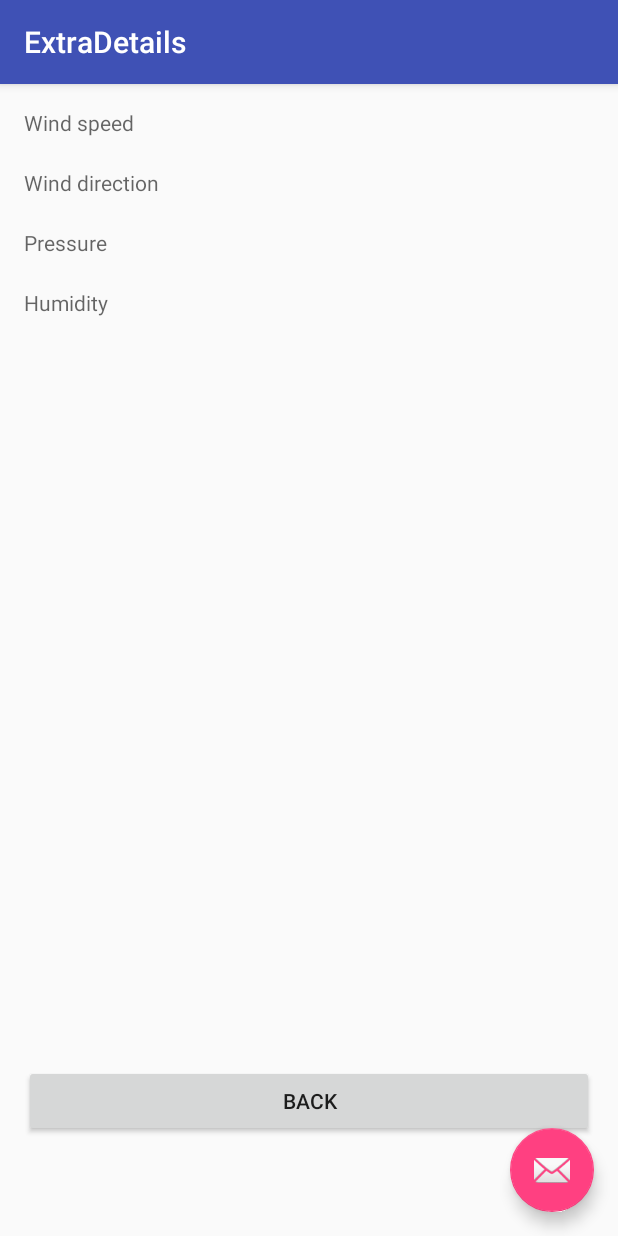
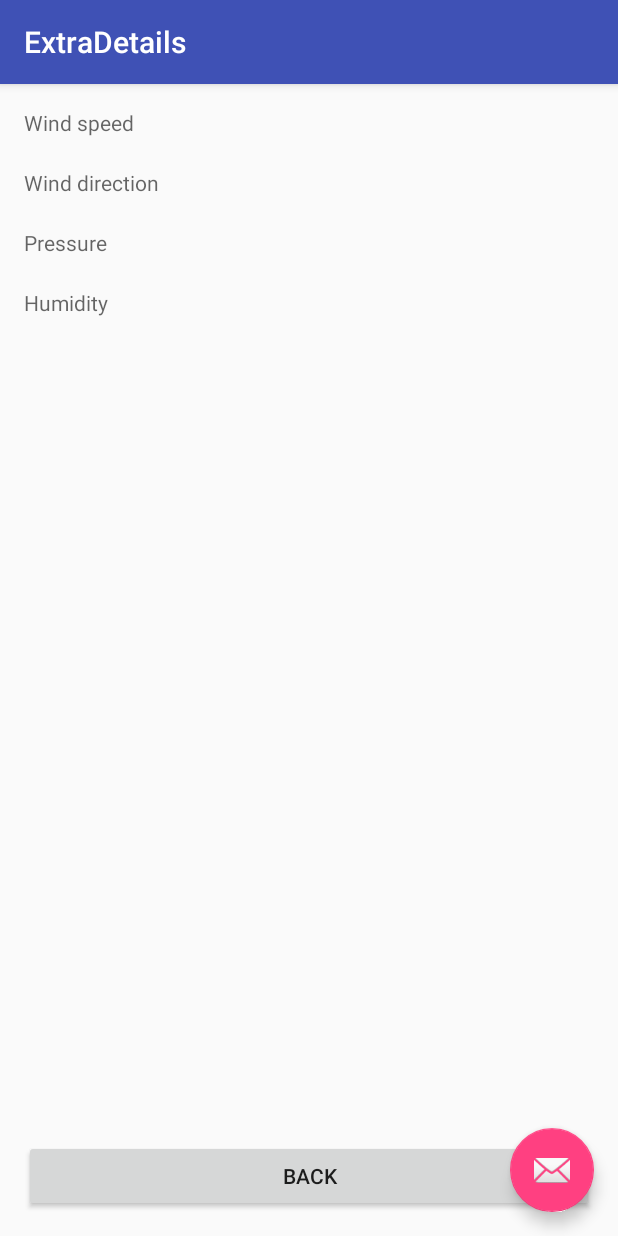
Before and after one commit to Naxess/practiceAndroid, an Android app: the ExtraDetails screen opened directly, with no data from a screen before it, on a phone screen of 412 x 824 dp. Run offline under Robolectric (Android 15) with nearby library versions, the phone set to English and light mode, and no system bars.

Commit message:
02/17/2016 12:23AM

```diff
--- a/app/src/main/res/layout/content_extra_details.xml
+++ b/app/src/main/res/layout/content_extra_details.xml
@@ -20,8 +20,7 @@
         android:id="@+id/back_button"
         android:layout_alignParentBottom="true"
         android:layout_alignParentRight="true"
-        android:layout_alignParentEnd="true"
-        android:layout_marginBottom="50dp" />
+        android:layout_alignParentEnd="true" />
 
     <TextView
         android:layout_width="match_parent"
```
